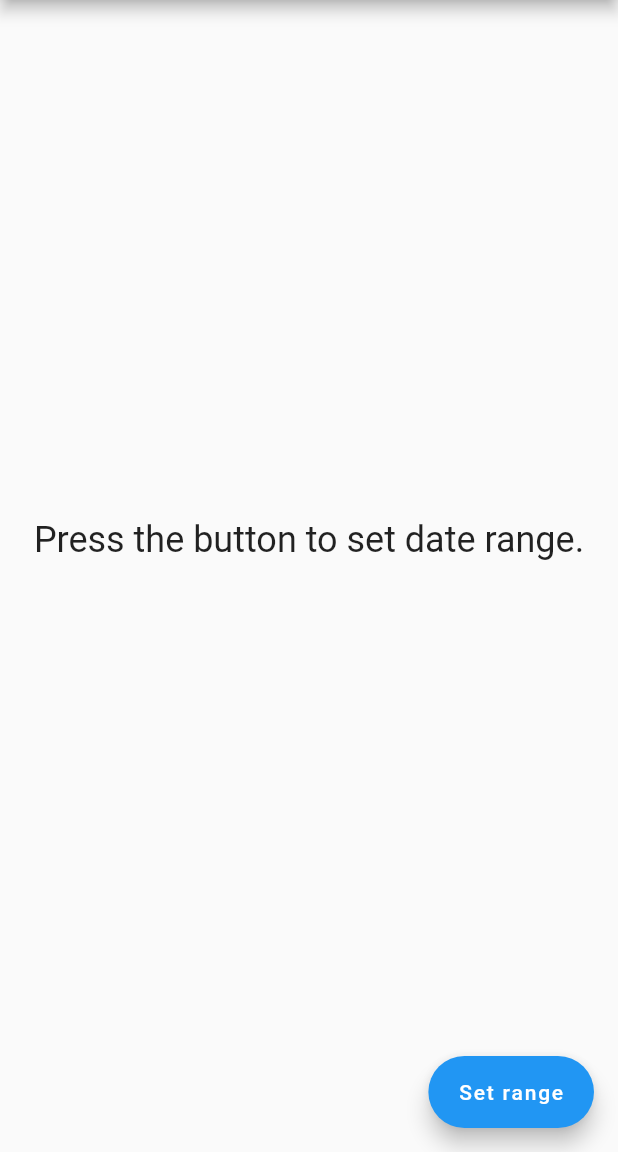
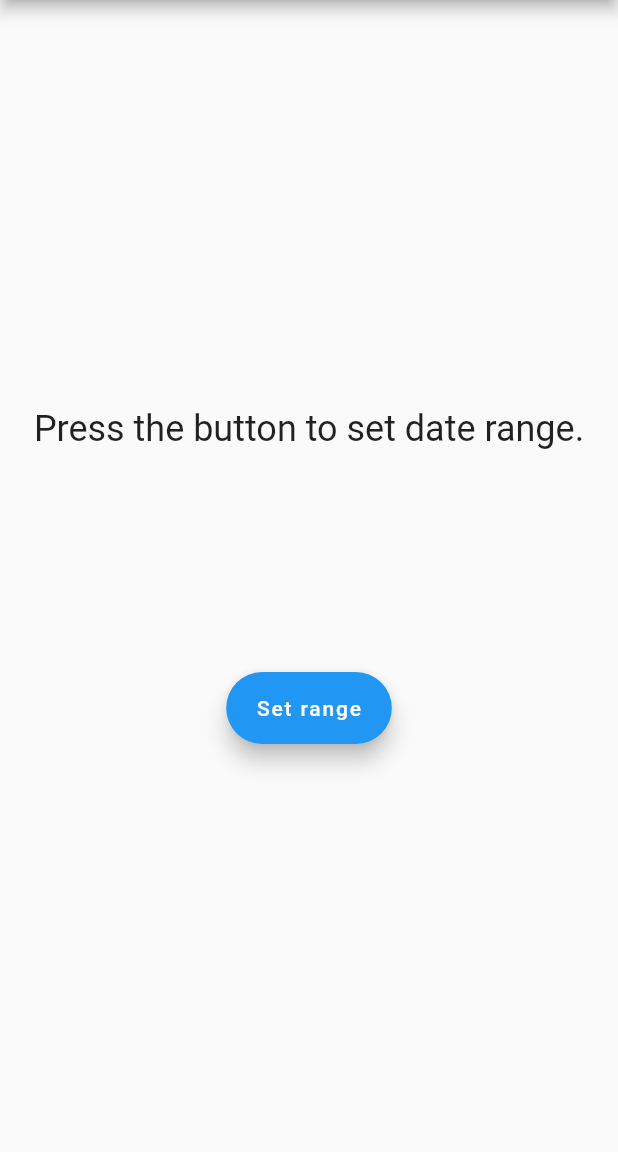
Before and after one commit to softrabbit/coingecko-scraper, a Flutter app: the screen it shows after launch, on a phone screen of 412 x 824 dp, the part 84-1236 px from its top. Run offline on Flutter 3.47's test engine with Material 2 defaults, Android fonts, the phone set to English and light mode, and no system bars.

Commit message:
Moved range button for better usability in large windows. Added currency formatting.

```diff
--- a/lib/ui/screen.dart
+++ b/lib/ui/screen.dart
@@ -1,6 +1,7 @@
 import 'package:flutter/material.dart';
 import 'dart:async';
 import 'package:coingecko_scraper/services/scraper.dart';
+import 'package:intl/intl.dart';
 
 class MyHomePage extends StatefulWidget {
   const MyHomePage({Key? key, required this.title}) : super(key: key);
@@ -54,7 +55,8 @@ class _MyHomePageState extends State<MyHomePage> {
             "${response["longestBearish"][1]} days";
         _highestVolume = "Highest trading volume: " +
             "${_toDateString(response["maxVolume"][0])}, " +
-            "${response["maxVolume"][1]} ${_currency}";
+            NumberFormat.currency(locale: 'eu', name: _currency)
+                .format(response["maxVolume"][1]);
         _optimalDates = response["optimalDates"].length == 0
             ? "Trading in this period not advisable."
             : "Buy low: ${_toDateString(response["optimalDates"][0])}, " +
@@ -96,15 +98,18 @@ class _MyHomePageState extends State<MyHomePage> {
             Text(
               _optimalDates,
             ),
+            SizedBox(
+              height: 100,
+            ),
+            FloatingActionButton.extended(
+              onPressed: () => _selectDate(context),
+              tooltip: 'Set date range',
+              // child: const Text('Set range'),
+              label: const Text('Set range'),
+            ),
           ],
         ),
       ),
-      floatingActionButton: FloatingActionButton.extended(
-        onPressed: () => _selectDate(context),
-        tooltip: 'Set date range',
-        // child: const Text('Set range'),
-        label: const Text('Set range'),
-      ), // This trailing comma makes auto-formatting nicer for build methods.
     );
   }
 }
--- a/pubspec.yaml
+++ b/pubspec.yaml
@@ -35,6 +35,7 @@ dependencies:
   # Use with the CupertinoIcons class for iOS style icons.
   cupertino_icons: ^1.0.2
   http: ^0.13.4
+  intl: ^0.17.0
 
 dev_dependencies:
   flutter_test:
```
Also changed, not shown: pubspec.lock.
